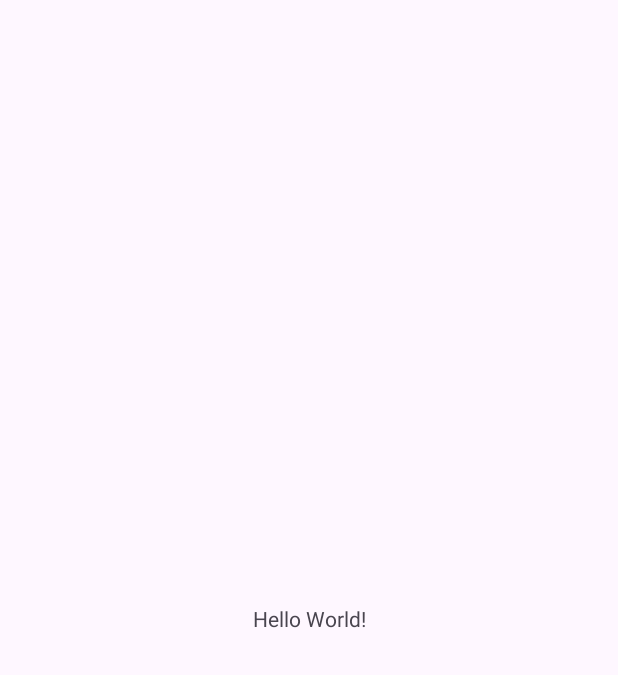
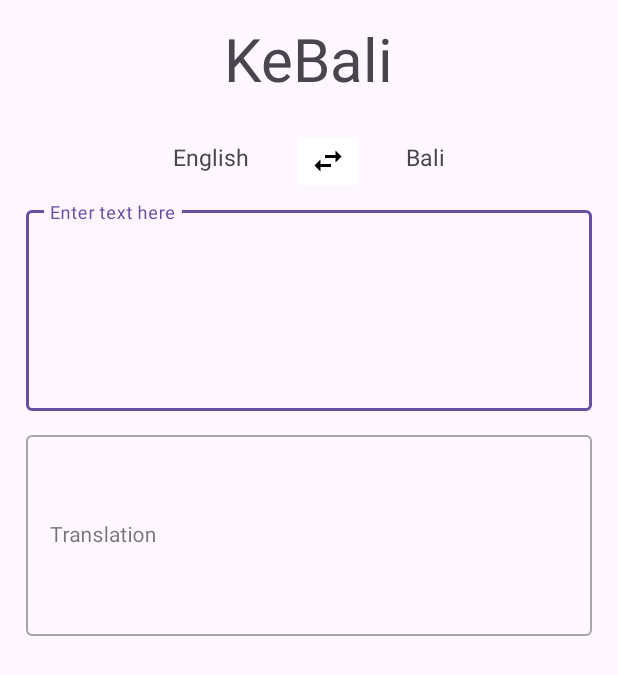
Before and after one commit to fahazzs/KeBali, an Android app: the screen it shows after launch (MainActivity), on a phone screen of 412 x 824 dp. Before the commit the part shown is almost empty. Shown: the top 675 px of the screen. Run offline under Robolectric (Android 15) with nearby library versions, the phone set to English and light mode, and no system bars.

Commit message:
still developing

```diff
--- a/app/build.gradle.kts
+++ b/app/build.gradle.kts
@@ -26,6 +26,9 @@ android {
             )
         }
     }
+    buildFeatures{
+        viewBinding = true
+    }
     compileOptions {
         sourceCompatibility = JavaVersion.VERSION_1_8
         targetCompatibility = JavaVersion.VERSION_1_8
@@ -41,6 +44,12 @@ dependencies {
     implementation("androidx.appcompat:appcompat:1.7.0")
     implementation("com.google.android.material:material:1.12.0")
     implementation("androidx.constraintlayout:constraintlayout:2.1.4")
+
+    implementation("com.squareup.retrofit2:retrofit:2.9.0")
+    implementation("com.squareup.retrofit2:converter-gson:2.9.0")
+    implementation("com.squareup.okhttp3:logging-interceptor:4.11.0")
+    implementation("androidx.lifecycle:lifecycle-runtime-ktx:2.8.2")
+
     testImplementation("junit:junit:4.13.2")
     androidTestImplementation("androidx.test.ext:junit:1.1.5")
     androidTestImplementation("androidx.test.espresso:espresso-core:3.5.1")
--- /dev/null
+++ b/app/src/main/res/drawable/ic_swap_horiz.xml
@@ -0,0 +1,5 @@
+<vector xmlns:android="http://schemas.android.com/apk/res/android" android:height="24dp" android:tint="#000000" android:viewportHeight="24" android:viewportWidth="24" android:width="24dp">
+
+    <path android:fillColor="@android:color/white" android:pathData="M6.99,11L3,15l3.99,4v-3H14v-2H6.99v-3zM21,9l-3.99,-4v3H10v2h7.01v3L21,9z"/>
+
+</vector>
--- a/app/src/main/res/layout/activity_main.xml
+++ b/app/src/main/res/layout/activity_main.xml
@@ -7,12 +7,92 @@
     tools:context=".MainActivity">
 
     <TextView
+        android:id="@+id/tvTittle"
         android:layout_width="wrap_content"
         android:layout_height="wrap_content"
-        android:text="Hello World!"
-        app:layout_constraintBottom_toBottomOf="parent"
+        android:text="@string/tittle"
+        android:textSize="40sp"
+        android:layout_marginTop="12dp"
+        app:layout_constraintStart_toStartOf="parent"
         app:layout_constraintEnd_toEndOf="parent"
+        app:layout_constraintTop_toTopOf="parent"/>
+
+    <TextView
+        android:id="@+id/tvEn"
+        android:layout_width="wrap_content"
+        android:layout_height="wrap_content"
+        android:text="@string/english"
+        android:textSize="15sp"
+        android:layout_marginTop="28dp"
+        android:layout_marginStart="115dp"
+        app:layout_constraintTop_toBottomOf="@id/tvTittle"
+        app:layout_constraintStart_toStartOf="parent"/>
+
+    <ImageButton
+        android:id="@+id/btnSwitch"
+        android:layout_width="wrap_content"
+        android:layout_height="wrap_content"
+        android:src="@drawable/ic_swap_horiz"
+        android:backgroundTint="@color/white"
+        android:layout_marginTop="19dp"
+        app:layout_constraintStart_toEndOf="@id/tvEn"
+        app:layout_constraintEnd_toStartOf="@id/tvBali"
+        app:layout_constraintTop_toBottomOf="@id/tvTittle"
+        tools:ignore="ContentDescription" />
+
+    <TextView
+        android:id="@+id/tvBali"
+        android:layout_width="wrap_content"
+        android:layout_height="wrap_content"
+        android:text="@string/baliness"
+        android:textSize="15sp"
+        android:layout_marginTop="28dp"
+        android:layout_marginEnd="115dp"
+        app:layout_constraintTop_toBottomOf="@id/tvTittle"
+        app:layout_constraintEnd_toEndOf="parent"/>
+
+    <com.google.android.material.textfield.TextInputLayout
+        android:id="@+id/layoutInput"
+        android:layout_width="0dp"
+        android:layout_height="150dp"
+        android:hint="@string/hint_input"
+        style="@style/Widget.MaterialComponents.TextInputLayout.OutlinedBox"
+        android:padding="5dp"
+        android:layout_marginStart="12dp"
+        android:layout_marginEnd="12dp"
+        app:layout_constraintTop_toBottomOf="@id/btnSwitch"
         app:layout_constraintStart_toStartOf="parent"
-        app:layout_constraintTop_toTopOf="parent" />
+        app:layout_constraintEnd_toEndOf="parent">
+        <com.google.android.material.textfield.TextInputEditText
+            android:id="@+id/inputText"
+            android:layout_width="match_parent"
+            android:layout_height="match_parent"
+            android:ems="10"
+            android:importantForAutofill="no"
+            android:inputType="textImeMultiLine|textMultiLine"
+            android:textColor="@color/black"
+            android:textSize="14sp"/>
+    </com.google.android.material.textfield.TextInputLayout>
+    <com.google.android.material.textfield.TextInputLayout
+        android:layout_width="0dp"
+        android:layout_height="150dp"
+        android:hint="@string/hint_output"
+        style="@style/Widget.MaterialComponents.TextInputLayout.OutlinedBox"
+        android:padding="5dp"
+        android:layout_marginStart="12dp"
+        android:layout_marginEnd="12dp"
+        app:layout_constraintTop_toBottomOf="@id/layoutInput"
+        app:layout_constraintStart_toStartOf="parent"
+        app:layout_constraintEnd_toEndOf="parent">
+        <com.google.android.material.textfield.TextInputEditText
+            android:id="@+id/outputText"
+            android:layout_width="match_parent"
+            android:layout_height="match_parent"
+            android:inputType="none"
+            android:textColor="@color/black"
+            android:textSize="14sp"/>
+    </com.google.android.material.textfield.TextInputLayout>
+
+
 
 </androidx.constraintlayout.widget.ConstraintLayout>
--- a/app/src/main/res/values/strings.xml
+++ b/app/src/main/res/values/strings.xml
@@ -1,3 +1,8 @@
 <resources>
     <string name="app_name">KeBali</string>
+    <string name="baliness">Bali</string>
+    <string name="english">English</string>
+    <string name="tittle">KeBali</string>
+    <string name="hint_input">Enter text here</string>
+    <string name="hint_output">Translation</string>
 </resources>
--- a/build.gradle.kts
+++ b/build.gradle.kts
@@ -1,5 +1,5 @@
 // Top-level build file where you can add configuration options common to all sub-projects/modules.
 plugins {
-    id("com.android.application") version "8.2.2" apply false
+    id("com.android.application") version "8.4.0" apply false
     id("org.jetbrains.kotlin.android") version "1.9.22" apply false
 }
```
Also changed, not shown: gradle/wrapper/gradle-wrapper.properties.
